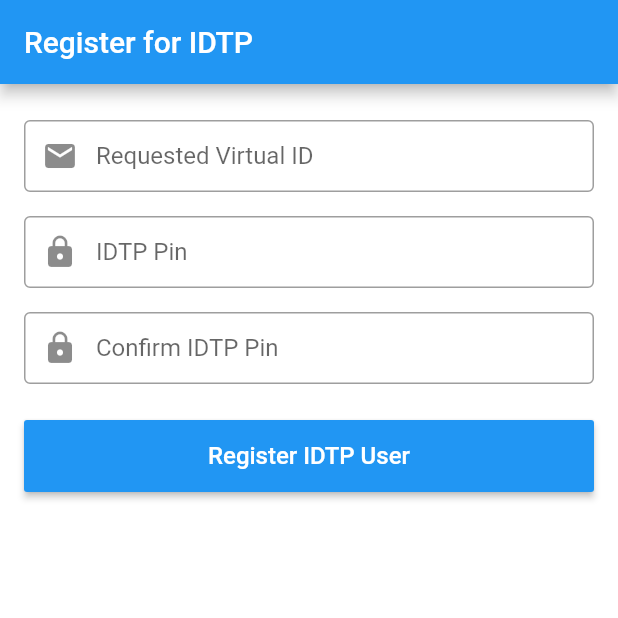
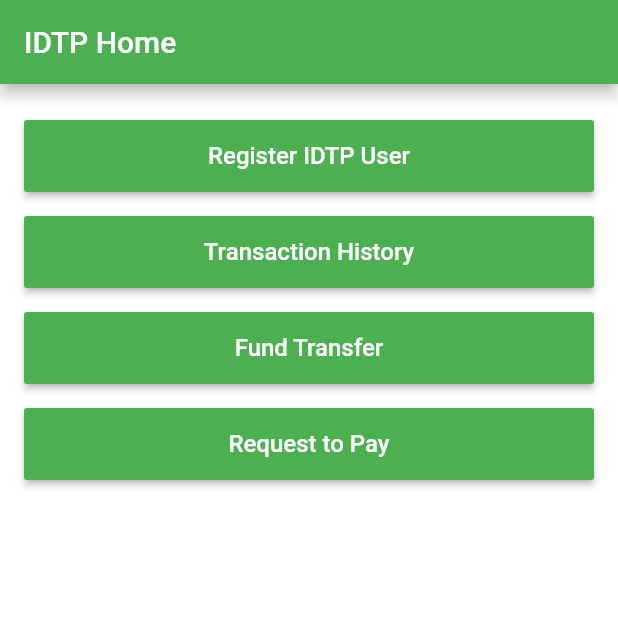
Before and after one commit to rktuhinbd/idtp, a Flutter app: the screen it shows after launch, on a phone screen of 412 x 824 dp, the top half of it. Run offline on Flutter 3.47's test engine with Material 2 defaults, Android fonts, the phone set to English and light mode, and no system bars; our stand-ins replace equatable, flutter_bloc, fluttertoast, validators.

Commit message:
Home screen implemented

```diff
--- a/lib/main.dart
+++ b/lib/main.dart
@@ -1,7 +1,7 @@
 import 'package:flutter/material.dart';
 import 'package:flutter_bloc/flutter_bloc.dart';
-import 'package:idtp/src/registration/bloc/registration_bloc.dart';
-import 'package:idtp/src/registration/screen/registration_screen.dart';
+import 'package:idtp/src/home/bloc/home_bloc.dart';
+import 'package:idtp/src/home/screen/home_screen.dart';
 
 void main() {
   runApp(MyApp());
@@ -15,12 +15,12 @@ class MyApp extends StatelessWidget {
       debugShowCheckedModeBanner: false,
       title: 'Flutter Demo',
       theme: ThemeData(
-        primarySwatch: Colors.blue,
+        primarySwatch: Colors.green,
         visualDensity: VisualDensity.adaptivePlatformDensity,
       ),
       home: BlocProvider(
-        create: (context) => RegistrationBloc(),
-        child: RegistrationScreen(),
+        create: (context) => HomeBloc(),
+        child: HomeScreen(),
       ),
     );
   }
--- /dev/null
+++ b/lib/src/home/bloc/home_bloc.dart
@@ -0,0 +1,21 @@
+import 'package:flutter_bloc/flutter_bloc.dart';
+import 'package:idtp/src/registration/bloc/registration_state.dart';
+
+import 'home_event.dart';
+import 'home_state.dart';
+
+class HomeBloc extends Bloc<HomeEvent, HomeState> {
+  HomeBloc() : super(InitHomeState());
+
+  @override
+  Stream<HomeState> mapEventToState(HomeEvent event) async* {
+    if (event is LoadingRegistrationState) {
+      yield LoadingHomeState();
+      try {
+
+      } catch (e) {
+
+      }
+    }
+  }
+}
--- /dev/null
+++ b/lib/src/home/bloc/home_state.dart
@@ -0,0 +1,12 @@
+import 'package:equatable/equatable.dart';
+import 'package:flutter/cupertino.dart';
+
+@immutable
+abstract class HomeState extends Equatable {
+  @override
+  List<Object> get props => [];
+}
+
+class InitHomeState extends HomeState {}
+
+class LoadingHomeState extends HomeState {}
--- /dev/null
+++ b/lib/src/home/screen/home_screen.dart
@@ -0,0 +1,95 @@
+import 'package:flutter/material.dart';
+import 'package:flutter_bloc/flutter_bloc.dart';
+import 'package:idtp/src/home/bloc/home_bloc.dart';
+import 'package:idtp/src/home/bloc/home_state.dart';
+import 'package:idtp/src/registration/screen/registration_screen.dart';
+
+class HomeScreen extends StatelessWidget {
+  @override
+  Widget build(BuildContext context) {
+    return Scaffold(
+        resizeToAvoidBottomPadding: false,
+        appBar: AppBar(
+          title: Text("IDTP Home"),
+        ),
+        backgroundColor: Colors.white,
+        body: Padding(
+          padding: const EdgeInsets.fromLTRB(16.0, 24.0, 16.0, 0),
+          child: Container(
+            child: BlocBuilder<HomeBloc, HomeState>(
+                builder: (BuildContext context, HomeState state) {
+              return home_widget(context);
+            }),
+          ),
+        ));
+  }
+
+  // ignore: non_constant_identifier_names
+  Widget home_widget(BuildContext context) {
+    return Expanded(
+        child: Column(
+      mainAxisAlignment: MainAxisAlignment.start,
+      crossAxisAlignment: CrossAxisAlignment.center,
+      children: [
+        Container(
+            width: double.infinity,
+            height: 48,
+            child: new MaterialButton(
+              onPressed: () {
+                Navigator.push(
+                  context,
+                  MaterialPageRoute(builder: (context) => RegistrationScreen()),
+                );
+              },
+              color: Colors.green,
+              child: Text(
+                'Register IDTP User',
+                style: TextStyle(color: Colors.white, fontSize: 16),
+              ),
+            )),
+        SizedBox(
+          height: 16,
+        ),
+        Container(
+            width: double.infinity,
+            height: 48,
+            child: new MaterialButton(
+              onPressed: () {},
+              color: Colors.green,
+              child: Text(
+                'Transaction History',
+                style: TextStyle(color: Colors.white, fontSize: 16),
+              ),
+            )),
+        SizedBox(
+          height: 16,
+        ),
+        Container(
+            width: double.infinity,
+            height: 48,
+            child: new MaterialButton(
+              onPressed: () {},
+              color: Colors.green,
+              child: Text(
+                'Fund Transfer',
+                style: TextStyle(color: Colors.white, fontSize: 16),
+              ),
+            )),
+        SizedBox(
+          height: 16,
+        ),
+        Container(
+            width: double.infinity,
+            height: 48,
+            child: new MaterialButton(
+              onPressed: () {},
+              color: Colors.green,
+              child: Text(
+                'Request to Pay',
+                style: TextStyle(color: Colors.white, fontSize: 16),
+              ),
+            ))
+      ],
+    ));
+  }
+}
--- a/lib/src/registration/bloc/registration_event.dart
+++ b/lib/src/registration/bloc/registration_event.dart
@@ -1,30 +1,30 @@
 import 'package:equatable/equatable.dart';
 import 'package:meta/meta.dart';
 
-abstract class SignUpEvent extends Equatable {
-  const SignUpEvent();
+abstract class RegistrationEvent extends Equatable {
+  const RegistrationEvent();
 }
 
-class LoadingSignUpEvent extends SignUpEvent{
+class LoadingRegistrationEvent extends RegistrationEvent{
   final bool token;
 
-  const LoadingSignUpEvent({@required this.token});
+  const LoadingRegistrationEvent({@required this.token});
 
   @override
   List<Object> get props => [token];
 }
 
-class UserSignUpEvent extends SignUpEvent{
-  const UserSignUpEvent();
+class UserRegistrationEvent extends RegistrationEvent{
+  const UserRegistrationEvent();
 
   @override
   List<Object> get props => [];
 }
 
-class SignUpSuccessEvent extends SignUpEvent{
+class RegistrationSuccessEvent extends RegistrationEvent{
   final bool account;
 
-  const SignUpSuccessEvent({@required this.account});
+  const RegistrationSuccessEvent({@required this.account});
 
   @override
   List<Object> get props => [account];
--- a/lib/src/registration/bloc/registration_state.dart
+++ b/lib/src/registration/bloc/registration_state.dart
@@ -2,19 +2,19 @@ import 'package:equatable/equatable.dart';
 import 'package:flutter/cupertino.dart';
 
 @immutable
-abstract class SignUpState extends Equatable {
+abstract class RegistrationState extends Equatable {
   @override
   List<Object> get props => [];
 }
 
-class InitSignUpState extends SignUpState {}
+class InitRegistrationState extends RegistrationState {}
 
-class LoadingSignUpState extends SignUpState {}
+class LoadingRegistrationState extends RegistrationState {}
 
-class SignUpFailureState extends SignUpState {
+class RegistrationFailureState extends RegistrationState {
   final String error;
 
-  SignUpFailureState({@required this.error});
+  RegistrationFailureState({@required this.error});
 
   @override
   List<Object> get props => [error];
--- a/lib/src/registration/screen/registration_screen.dart
+++ b/lib/src/registration/screen/registration_screen.dart
@@ -1,22 +1,9 @@
 import 'package:flutter/material.dart';
 import 'package:flutter_bloc/flutter_bloc.dart';
 import 'package:idtp/src/registration/bloc/registration_bloc.dart';
-import 'package:idtp/src/registration/bloc/registration_event.dart';
-import 'package:idtp/src/registration/bloc/registration_state.dart';
-import 'package:idtp/src/utils/toast.dart';
-import 'package:idtp/src/utils/validator.dart';
+import 'package:idtp/src/registration/screen/registration_screen_builder.dart';
 
 class RegistrationScreen extends StatelessWidget {
-  final formKey = GlobalKey<FormState>();
-
-  TextEditingController requestedVIDController = TextEditingController();
-  TextEditingController idtpPinController = TextEditingController();
-  TextEditingController confirmIdtpPinController = TextEditingController();
-
-  String requestedVID;
-  String idtpPin;
-  String confirmIdtpPin;
-
   @override
   Widget build(BuildContext context) {
     return Scaffold(
@@ -24,117 +11,9 @@ class RegistrationScreen extends StatelessWidget {
         appBar: AppBar(
           title: Text("Register for IDTP"),
         ),
-        backgroundColor: Colors.white,
-        body: Padding(
-          padding: const EdgeInsets.fromLTRB(16.0, 24.0, 16.0, 0),
-          child: Form(
-            key: formKey,
-            autovalidateMode: AutovalidateMode.onUserInteraction,
-            child: Container(
-              child: BlocBuilder<RegistrationBloc, SignUpState>(
-                  builder: (BuildContext context, SignUpState state) {
-                if (state is LoadingSignUpState) {
-                  return sign_up_widget(context);
-                }
-                return sign_up_widget(context);
-              }),
-            ),
-          ),
+        body: BlocProvider(
+          create: (context) => RegistrationBloc(),
+          child: RegistrationBuilderScreen(),
         ));
   }
-
-  // ignore: non_constant_identifier_names
-  Widget sign_up_widget(BuildContext context) {
-    return Expanded(
-        child: Column(
-      mainAxisAlignment: MainAxisAlignment.start,
-      crossAxisAlignment: CrossAxisAlignment.center,
-      children: [
-        TextFormField(
-          controller: requestedVIDController,
-          keyboardType: TextInputType.emailAddress,
-          textInputAction: TextInputAction.next,
-          validator: (value) => validateVID(value),
-          onChanged: (value) => {requestedVID = value},
-          onSaved: (String value) {
-            requestedVID = value;
-          },
-          decoration: InputDecoration(
-              border: OutlineInputBorder(),
-              prefixIcon: Icon(Icons.email),
-              suffixText: 'example@user.idtp',
-              labelText: 'Requested Virtual ID',
-              floatingLabelBehavior: FloatingLabelBehavior.auto,
-              contentPadding: EdgeInsets.fromLTRB(12, 0, 12, 0)),
-        ),
-        SizedBox(
-          height: 16,
-        ),
-        TextFormField(
-          obscureText: true,
-          controller: idtpPinController,
-          keyboardType: TextInputType.text,
-          textInputAction: TextInputAction.next,
-          onChanged: (value) => {idtpPin = value},
-          onSaved: (String value) {
-            idtpPin = value;
-          },
-          validator: (value) => validateIdtpPin(value, null, false),
-          decoration: InputDecoration(
-              border: OutlineInputBorder(),
-              prefixIcon: Icon(Icons.lock),
-              labelText: 'IDTP Pin',
-              floatingLabelBehavior: FloatingLabelBehavior.auto,
-              contentPadding: EdgeInsets.fromLTRB(12, 0, 12, 0)),
-        ),
-        SizedBox(
-          height: 16,
-        ),
-        TextFormField(
-          obscureText: true,
-          controller: confirmIdtpPinController,
-          textInputAction: TextInputAction.done,
-          keyboardType: TextInputType.text,
-          onChanged: (value) => {confirmIdtpPin = value},
-          onSaved: (String value) {
-            confirmIdtpPin = value;
-          },
-          validator: (value) => validateIdtpPin(value, idtpPin, true),
-          decoration: InputDecoration(
-              border: OutlineInputBorder(),
-              prefixIcon: Icon(Icons.lock),
-              labelText: 'Confirm IDTP Pin',
-              floatingLabelBehavior: FloatingLabelBehavior.auto,
-              contentPadding: EdgeInsets.fromLTRB(12, 0, 12, 0)),
-        ),
-        SizedBox(
-          height: 24,
-        ),
-        Container(
-            width: double.infinity,
-            height: 48,
-            child: new MaterialButton(
-              onPressed: () {
-                if (formKey.currentState.validate()) {
-                  print("Requested VID: " + requestedVIDController.text);
-                  print("IDTP Pin: " + idtpPinController.text);
-                  print("IDTP Pin 2: " + confirmIdtpPinController.text);
-
-                  BlocProvider.of<RegistrationBloc>(context)
-                      .add(UserSignUpEvent());
-
-                  showToast("Validation Completed.");
-                } else {
-                  // showToast("Validation Incomplete!");
-                }
-              },
-              color: Colors.blue,
-              child: Text(
-                'Register IDTP User',
-                style: TextStyle(color: Colors.white, fontSize: 16),
-              ),
-            ))
-      ],
-    ));
-  }
 }
```
Also changed, not shown: lib/src/home/bloc/home_event.dart (added, +22 -0 lines), lib/src/registration/bloc/registration_bloc.dart (+5 -5 lines), lib/src/registration/screen/registration_screen_builder.dart (added, +137 -0 lines).
